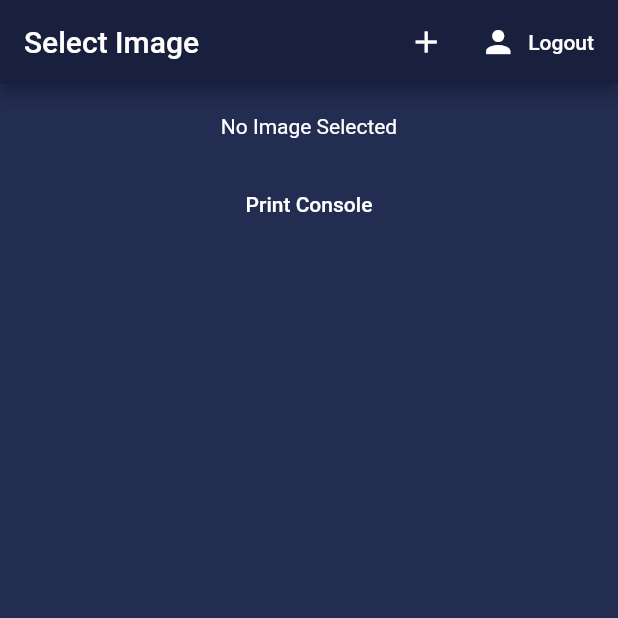
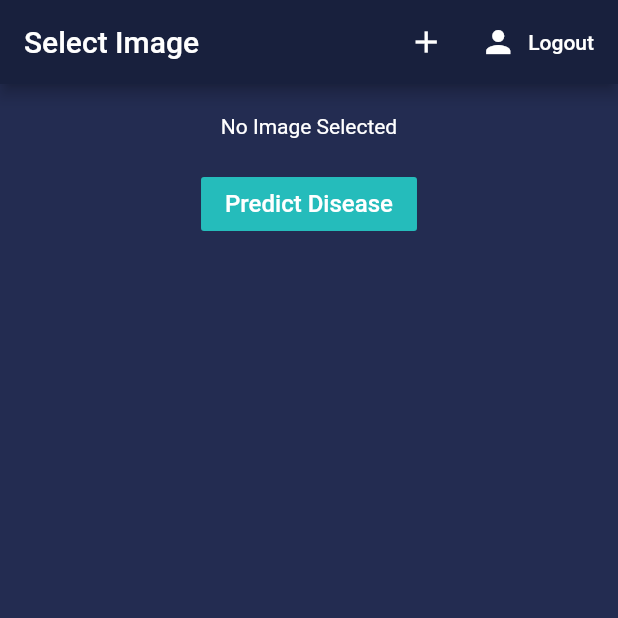
Before and after one commit to ibadasif/disease_predictor, a Flutter app: the screen it shows once a user with an empty profile is signed in, on a phone screen of 412 x 824 dp, the top half of it. Run offline on Flutter 3.47's test engine with Material 2 defaults, Android fonts, the phone set to English and light mode, and no system bars; our stand-ins replace firebase_auth, font_awesome_flutter, google_fonts, image_picker, shared_preferences; accounts and stored records are empty.

Commit message:
api response initial commit

```diff
--- a/lib/main.dart
+++ b/lib/main.dart
@@ -1,7 +1,4 @@
-import 'package:disease/image_picker.dart';
-import 'package:disease/login.dart';
 import 'package:disease/models/user.dart';
-import 'package:disease/screens/authenticate/login_2.dart';
 import 'package:disease/screens/wrapper.dart';
 import 'package:disease/services/auth.dart';
 import 'package:flutter/material.dart';
--- a/lib/models/api_model.dart
+++ b/lib/models/api_model.dart
@@ -1,4 +1,6 @@
 class Model {
+  String img;
+
   Model({this.img});
 
   factory Model.fromMap(Map<String, dynamic> map) {
@@ -12,6 +14,4 @@ class Model {
       'img': img,
     };
   }
-
-  String img;
 }
--- /dev/null
+++ b/lib/models/disease.dart
@@ -0,0 +1,13 @@
+class Disease {
+  String response;
+
+  Disease({this.response});
+
+  factory Disease.fromJson(Map<String, dynamic> json) => Disease(
+        response: json["number"],
+      );
+
+  Map<String, dynamic> toJson() => {
+        "number": response,
+      };
+}
--- a/lib/image_picker.dart
+++ b/lib/screens/image_picker.dart
@@ -5,9 +5,9 @@ import 'package:disease/services/auth.dart';
 import 'package:flutter/material.dart';
 import 'package:http/http.dart';
 import 'package:image_picker/image_picker.dart';
-import 'package:shared_preferences/shared_preferences.dart';
 import 'dart:io';
-import 'Utility.dart';
+import '../Utility.dart';
+import '../models/disease.dart';
 
 class SaveImageDemo extends StatefulWidget {
   SaveImageDemo() : super();
@@ -21,6 +21,8 @@ class SaveImageDemo extends StatefulWidget {
 class _SaveImageDemoState extends State<SaveImageDemo> {
   Future<File> imageFile;
   Image imageFromPreferences;
+
+  final Color logoGreen = Color(0xff25bcbb);
 
   pickImageFromGallery(ImageSource source) {
     setState(() {
@@ -57,6 +59,21 @@ class _SaveImageDemoState extends State<SaveImageDemo> {
   }
 
   final AuthService _auth = AuthService();
+  String comingResponse;
+
+  Future<String> get_response(String modelJson) async {
+    final Response response = await post(
+        'http://project3214.pythonanywhere.com/upload/',
+        body: modelJson);
+    print('ImageResponseStatusCode: ${response.statusCode}');
+    if (response.statusCode == 200) {
+      final dynamic responseBody = jsonDecode(response.body);
+      print(response.body);
+      Disease disease = Disease.fromJson(responseBody);
+      return disease.response;
+    }
+  }
+
   @override
   Widget build(BuildContext context) {
     final Color primaryColor = Color(0xff18203d);
@@ -90,7 +107,7 @@ class _SaveImageDemoState extends State<SaveImageDemo> {
               })
         ],
       ),
-      body: Center(
+      body: SingleChildScrollView(
         child: Column(
           mainAxisAlignment: MainAxisAlignment.start,
           children: <Widget>[
@@ -108,21 +125,20 @@ class _SaveImageDemoState extends State<SaveImageDemo> {
                 Model model = Model(img: _image);
                 final String modelJson = json.encode(model);
                 print(modelJson);
-                final Response response = await post(
-                    'http://project3214.pythonanywhere.com/upload/',
-                    body: modelJson);
-                print(
-                    'MemberRegisterResponseStatusCode: ${response.statusCode}');
-                if (response.statusCode == 200) {
-                  final dynamic responseBody = jsonDecode(response.body);
-                  print(response.body);
-                }
+                comingResponse = await get_response(modelJson);
               },
-              child: Text(
-                'Print Console',
-                style: TextStyle(color: Colors.white),
-              ),
+              color: logoGreen,
+              child: Text('Predict Disease',
+                  style: TextStyle(color: Colors.white, fontSize: 16)),
+              textColor: Colors.white,
             ),
+            SizedBox(
+              height: 20.0,
+            ),
+            // Text(
+            //   comingResponse,
+            //   style: TextStyle(color: Colors.white),
+            // )
           ],
         ),
       ),
```
Also changed, not shown: lib/login.dart (deleted, +0 -150 lines), lib/screens/wrapper.dart (+3 -6 lines).
